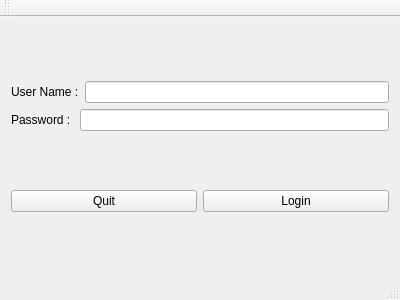
This is mainwindow.ui in anayetullah/Qt_Credential_Manager as Qt 5 draws it before an edit. The edited form follows.
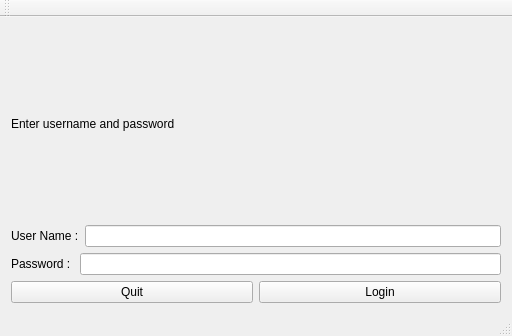
This is the edited form.

Commit message: Login window : login with username and password implemented ...

What changed in the file:
```diff
--- a/mainwindow.ui
+++ b/mainwindow.ui
@@ -6,19 +6,24 @@
    <rect>
     <x>0</x>
     <y>0</y>
-    <width>400</width>
-    <height>300</height>
+    <width>512</width>
+    <height>336</height>
    </rect>
   </property>
   <property name="windowTitle">
    <string>MainWindow</string>
   </property>
   <widget class="QWidget" name="centralWidget">
-   <layout class="QHBoxLayout" name="horizontalLayout_4">
-    <item>
      <layout class="QVBoxLayout" name="verticalLayout_2">
       <item>
        <layout class="QVBoxLayout" name="verticalLayout">
+      <item>
+       <widget class="QLabel" name="mainWinLabel">
+        <property name="text">
+         <string>Enter username and password</string>
+        </property>
+       </widget>
+      </item>
         <item>
          <layout class="QHBoxLayout" name="horizontalLayout">
           <item>
@@ -43,9 +48,7 @@
            </widget>
           </item>
           <item>
-           <widget class="QLineEdit" name="lineEdit_2"/>
-          </item>
-         </layout>
+         <widget class="QLineEdit" name="passEdit"/>
         </item>
        </layout>
       </item>
```
Left out of the diff: 12 changed lines with no effect on the pictures. Lines whose indentation alone changed are shown as unchanged. The commit also changes 8 other files.
